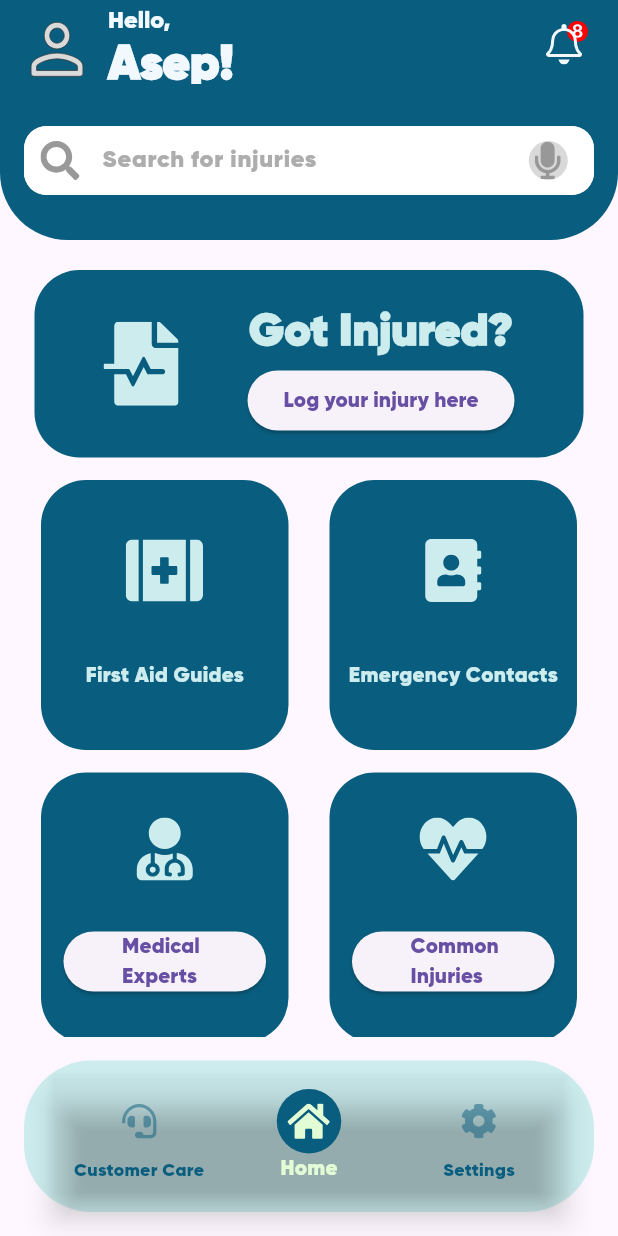
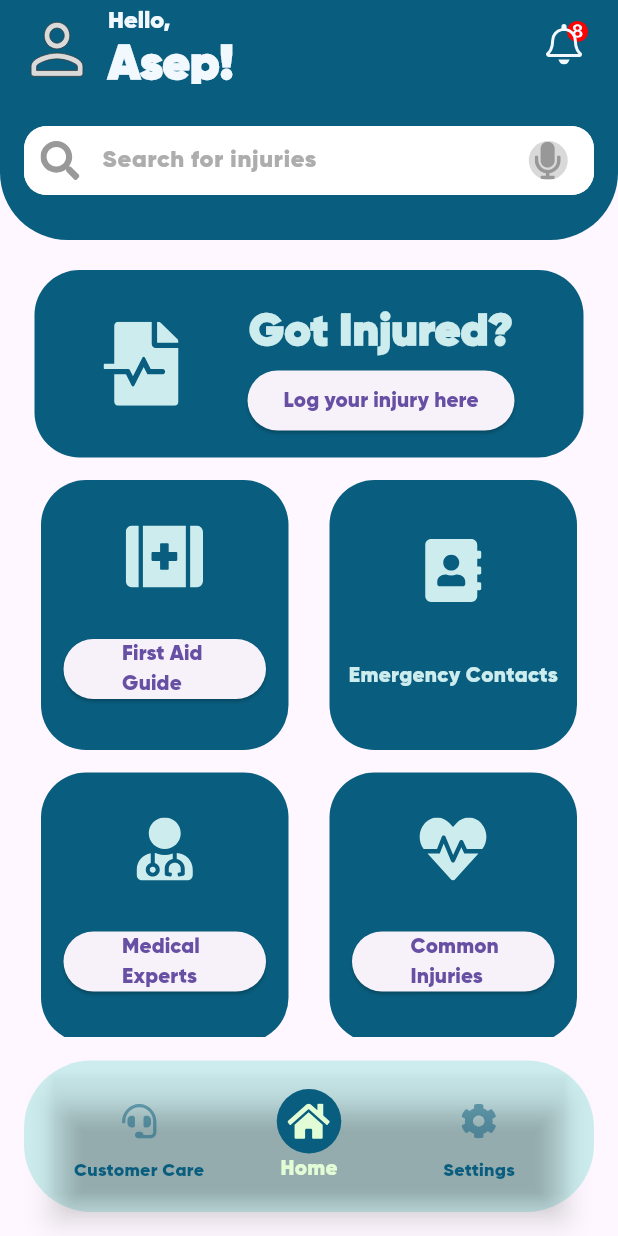
Before and after one commit to girindradmada/aidminton, a Flutter app: the screen it shows after launch, on a phone screen of 412 x 824 dp. Run offline on Flutter 3.47's test engine with Material 3 defaults, Android fonts, the phone set to English and light mode, and no system bars; our stand-ins replace flutter_svg.

```diff
--- a/lib/pages/home.dart
+++ b/lib/pages/home.dart
@@ -3,6 +3,7 @@ import 'package:flutter/material.dart';
 import 'package:flutter_svg/flutter_svg.dart';
 import 'package:aidminton/pages/injuryLog.dart';
 import 'package:aidminton/pages/medicalExperts.dart';
+import 'package:aidminton/pages/settings.dart';
 
 class HomePage extends StatefulWidget {
   const HomePage({super.key});
@@ -57,8 +58,9 @@ class _HomePageState extends State<HomePage> {
                   height: 43,
                   decoration: BoxDecoration(
                       shape: BoxShape.circle,
-                  color: myIndex == 0 ? Color(0xff095D7E) : Colors.transparent
-                ),
+                      color: myIndex == 0
+                          ? Color(0xff095D7E)
+                          : Colors.transparent),
                   child: Center(
                     child: SvgPicture.asset(
                       'assets/icons/Customer Care.svg',
@@ -71,16 +73,16 @@ class _HomePageState extends State<HomePage> {
                     ),
                   ),
                 ),
-              label: 'Customer Care'
-            ),
+                label: 'Customer Care'),
             BottomNavigationBarItem(
                 icon: Container(
                   width: 43,
                   height: 43,
                   decoration: BoxDecoration(
                       shape: BoxShape.circle,
-                  color: myIndex == 1 ? Color(0xff095D7E) : Colors.transparent
-                ),
+                      color: myIndex == 1
+                          ? Color(0xff095D7E)
+                          : Colors.transparent),
                   child: Center(
                     child: SvgPicture.asset(
                       'assets/icons/Home.svg',
@@ -93,16 +95,16 @@ class _HomePageState extends State<HomePage> {
                     ),
                   ),
                 ),
-              label: 'Home'
-            ),
+                label: 'Home'),
             BottomNavigationBarItem(
                 icon: Container(
                   width: 43,
                   height: 43,
                   decoration: BoxDecoration(
                       shape: BoxShape.circle,
-                  color: myIndex == 2 ? Color(0xff095D7E) : Colors.transparent
-                ),
+                      color: myIndex == 2
+                          ? Color(0xff095D7E)
+                          : Colors.transparent),
                   child: Center(
                     child: SvgPicture.asset(
                       'assets/icons/Settings.svg',
@@ -115,8 +117,7 @@ class _HomePageState extends State<HomePage> {
                     ),
                   ),
                 ),
-              label: 'Settings'
-            ),
+                label: 'Settings'),
           ],
         ),
       ),
@@ -148,13 +149,20 @@ class _HomePageState extends State<HomePage> {
                     width: 52,
                     height: 42,
                   ),
-                      Text(
-                        'First Aid Guides',
-                        style: TextStyle(
-                          fontSize: 14,
-                          fontWeight: FontWeight.w300,
-                          color: Color(0xffCCECEE),
-                        ),
+                  Padding(
+                    padding: const EdgeInsets.only(left: 15, right: 15),
+                    child: ElevatedButton(
+                        onPressed: () {
+                          Navigator.push(
+                            context,
+                            MaterialPageRoute(
+                                builder: (context) => const Settings()),
+                          );
+                        },
+                        child: Padding(
+                          padding: const EdgeInsets.only(left: 15),
+                          child: Text('First Aid Guide'),
+                        )),
                   )
                 ],
               ),
@@ -181,14 +189,15 @@ class _HomePageState extends State<HomePage> {
                     child: ElevatedButton(
                         onPressed: () {
                           Navigator.push(
-                              context, MaterialPageRoute(builder: (context) => const Experts()),
+                            context,
+                            MaterialPageRoute(
+                                builder: (context) => const Experts()),
                           );
                         },
                         child: Padding(
                           padding: const EdgeInsets.only(left: 15),
                           child: Text('Medical Experts'),
-                          )
-                        ),
+                        )),
                   )
                 ],
               ),
@@ -248,14 +257,15 @@ class _HomePageState extends State<HomePage> {
                     child: ElevatedButton(
                         onPressed: () {
                           Navigator.push(
-                              context, MaterialPageRoute(builder: (context) => const CommonInjuries()),
+                            context,
+                            MaterialPageRoute(
+                                builder: (context) => const CommonInjuries()),
                           );
                         },
                         child: Padding(
                           padding: const EdgeInsets.only(left: 15),
                           child: Text('Common Injuries'),
-                          )
-                        ),
+                        )),
                   )
                 ],
               ),
@@ -293,18 +303,16 @@ class _HomePageState extends State<HomePage> {
                 style: TextStyle(
                     fontSize: 30,
                     fontWeight: FontWeight.w600,
-                      color: Color(0xffCCECEE)
-                    ),
+                    color: Color(0xffCCECEE)),
               ),
               ElevatedButton(
                 onPressed: () {
                   Navigator.push(
-                        context, MaterialPageRoute(builder: (context) => const InjuryLog()),
+                    context,
+                    MaterialPageRoute(builder: (context) => const InjuryLog()),
                   );
                 },
-                    child: Text(
-                      'Log your injury here'
-                    ),
+                child: Text('Log your injury here'),
               )
             ],
           ),
@@ -318,10 +326,7 @@ class _HomePageState extends State<HomePage> {
       preferredSize: Size.fromHeight(160),
       child: AppBar(
         shape: RoundedRectangleBorder(
-          borderRadius: BorderRadius.vertical(
-            bottom: Radius.circular(45)
-          )
-        ),
+            borderRadius: BorderRadius.vertical(bottom: Radius.circular(45))),
         title: Padding(
           padding: EdgeInsets.only(top: 12),
           child: Column(
@@ -333,8 +338,7 @@ class _HomePageState extends State<HomePage> {
                 style: TextStyle(
                     color: Color(0xffF1F9FF),
                     fontSize: 16,
-                  fontWeight: FontWeight.w100
-                ),
+                    fontWeight: FontWeight.w100),
               ),
               Text(
                 'Asep!',
@@ -359,9 +363,7 @@ class _HomePageState extends State<HomePage> {
         ),
         actions: [
           GestureDetector(
-            onTap: () {
-
-            },
+              onTap: () {},
               child: Container(
                 width: 38,
                 height: 38,
@@ -376,8 +378,7 @@ class _HomePageState extends State<HomePage> {
                   width: 30,
                   height: 30,
                 ),
-            )
-          )
+              ))
         ],
         bottom: PreferredSize(
           preferredSize: Size.fromHeight(60),
```
Also changed, not shown: lib/pages/settings.dart (added, +81 -0 lines). Lines whose indentation alone changed are shown as unchanged.
